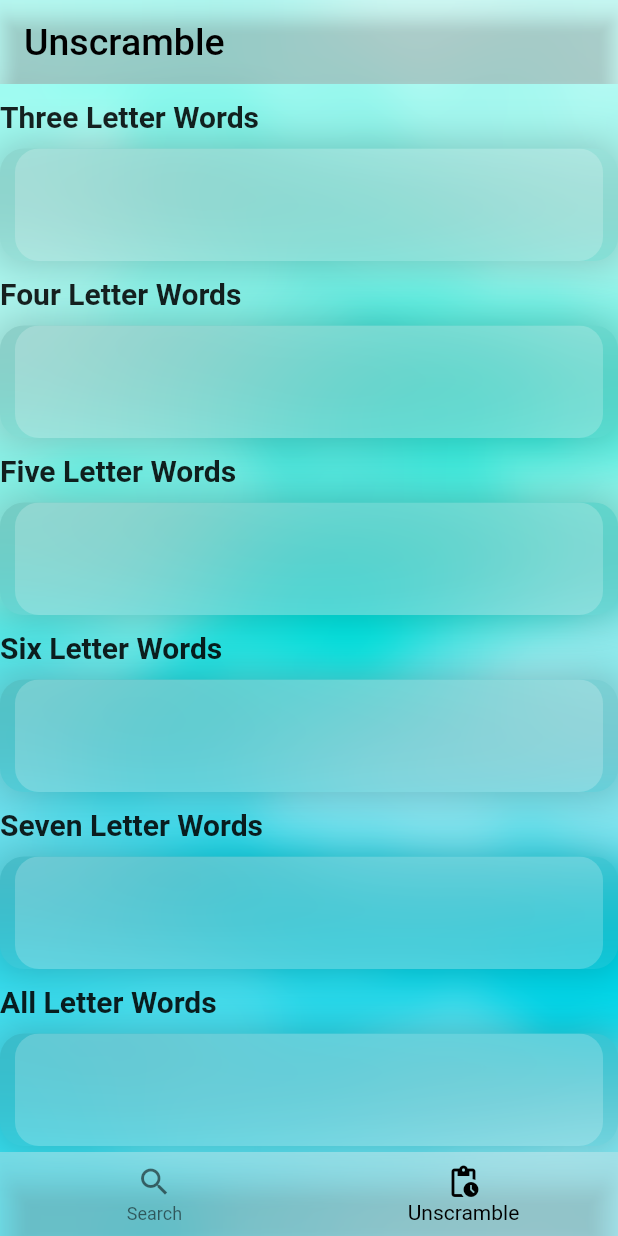
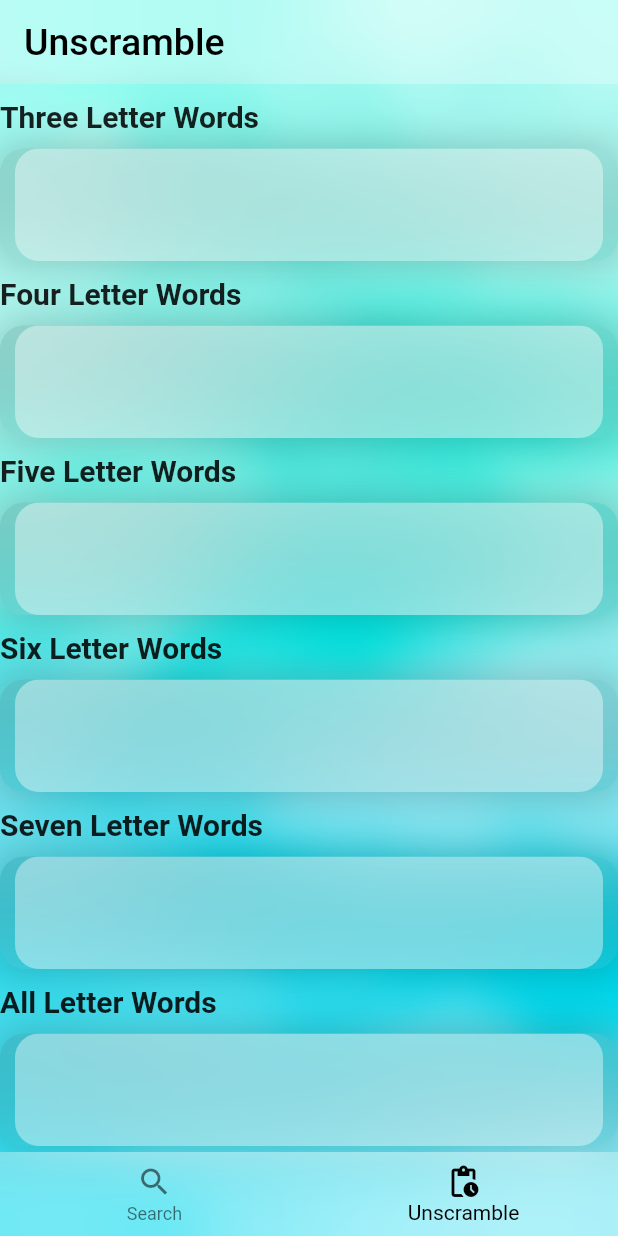
Before and after one commit to thecoder-co/unscramble-flutter-glassomorphic, a Flutter app: the screen it shows after launch, item 2 of the bottom bar chosen, on a phone screen of 412 x 824 dp. Run offline on Flutter 3.47's test engine with Material 2 defaults, Android fonts, the phone set to English and light mode, and no system bars.

Commit message:
Add files via upload

```diff
--- a/lib/screens/home.dart
+++ b/lib/screens/home.dart
@@ -164,7 +164,7 @@ class _MyHomePageState extends State<MyHomePage> {
                       'Unscramble',
                       style: TextStyle(color: Colors.black, fontSize: 25),
                     ),
-                    elevation: 5,
+                    elevation: 0,
                   ),
                 ),
               ),
@@ -188,6 +188,7 @@ class _MyHomePageState extends State<MyHomePage> {
                     selectedItemColor: Colors.black,
                     onTap: _onItemTapped,
                     currentIndex: _selectedIndex,
+                    elevation: 0,
                     items: [
                       BottomNavigationBarItem(
                         icon: Icon(Icons.search),
@@ -244,7 +245,7 @@ class _OptionOne extends StatelessWidget {
             child: Container(
               height: 300,
               decoration: BoxDecoration(
-                color: Colors.white.withOpacity(0.2),
+                color: Colors.white.withOpacity(0.4),
                 borderRadius: BorderRadius.circular(16.0),
               ),
               child: Center(
@@ -361,7 +362,7 @@ class _OptionTwo extends StatelessWidget {
                   child: Container(
                     height: foundWords3.length == 0 ? 75 : 300,
                     decoration: BoxDecoration(
-                      color: Colors.white.withOpacity(0.2),
+                      color: Colors.white.withOpacity(0.4),
                       borderRadius: BorderRadius.circular(16.0),
                     ),
                     child: Padding(
@@ -444,7 +445,7 @@ class _OptionTwo extends StatelessWidget {
                   child: Container(
                     height: foundWords4.length == 0 ? 75 : 300,
                     decoration: BoxDecoration(
-                      color: Colors.white.withOpacity(0.2),
+                      color: Colors.white.withOpacity(0.4),
                       borderRadius: BorderRadius.circular(16.0),
                     ),
                     child: Padding(
@@ -527,7 +528,7 @@ class _OptionTwo extends StatelessWidget {
                   child: Container(
                     height: foundWords5.length == 0 ? 75 : 300,
                     decoration: BoxDecoration(
-                      color: Colors.white.withOpacity(0.2),
+                      color: Colors.white.withOpacity(0.4),
                       borderRadius: BorderRadius.circular(16.0),
                     ),
                     child: Padding(
@@ -611,7 +612,7 @@ class _OptionTwo extends StatelessWidget {
                   child: Container(
                     height: foundWords6.length == 0 ? 75 : 300,
                     decoration: BoxDecoration(
-                      color: Colors.white.withOpacity(0.2),
+                      color: Colors.white.withOpacity(0.4),
                       borderRadius: BorderRadius.circular(16.0),
                     ),
                     child: Padding(
@@ -694,7 +695,7 @@ class _OptionTwo extends StatelessWidget {
                   child: Container(
                     height: foundWords7.length == 0 ? 75 : 300,
                     decoration: BoxDecoration(
-                      color: Colors.white.withOpacity(0.2),
+                      color: Colors.white.withOpacity(0.4),
                       borderRadius: BorderRadius.circular(16.0),
                     ),
                     child: Padding(
@@ -777,7 +778,7 @@ class _OptionTwo extends StatelessWidget {
                   child: Container(
                     height: foundWords.length == 0 ? 75 : 300,
                     decoration: BoxDecoration(
-                      color: Colors.white.withOpacity(0.2),
+                      color: Colors.white.withOpacity(0.4),
                       borderRadius: BorderRadius.circular(16.0),
                     ),
                     child: Padding(
```
